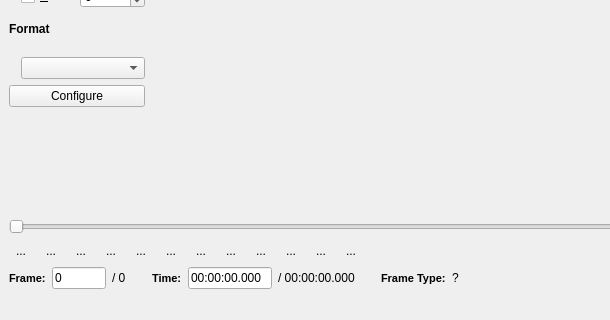
The window that branches/avidemux_2.6_branch_mean/avidemux/qt4/ADM_userInterfaces/ADM_gui/gui2.ui (BackupTheBerlios/avidemux-svn) describes before a commit, drawn with Qt 5; both pictures show x 0 to 610 and y 286 to 606 of the 838 by 606 pixel window.
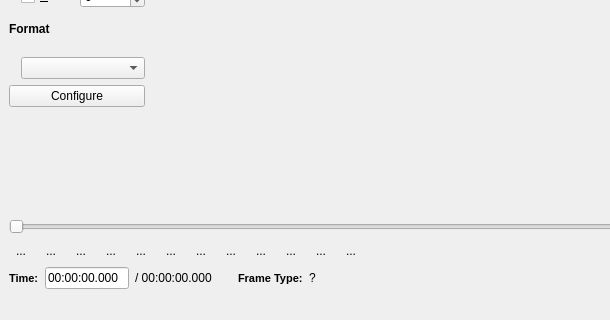
The same window after the commit. Icons and pictures are not drawn. Custom widgets are drawn as their Qt base class.

Commit message: [Qt4] Remove frame, only set time in QT4 ui

```diff
--- a/branches/avidemux_2.6_branch_mean/avidemux/qt4/ADM_userInterfaces/ADM_gui/gui2.ui
+++ b/branches/avidemux_2.6_branch_mean/avidemux/qt4/ADM_userInterfaces/ADM_gui/gui2.ui
@@ -840,14 +840,14 @@
            <number>0</number>
           </property>
           <item>
-           <widget class="QLabel" name="label" >
-            <property name="sizePolicy" >
-             <sizepolicy vsizetype="Preferred" hsizetype="Minimum" >
+           <widget class="QLabel" name="label_6">
+            <property name="sizePolicy">
+             <sizepolicy hsizetype="Minimum" vsizetype="Preferred">
               <horstretch>0</horstretch>
               <verstretch>0</verstretch>
              </sizepolicy>
             </property>
-            <property name="font" >
+            <property name="font">
              <font>
               <family>MS Shell Dlg 2</family>
               <pointsize>8</pointsize>
@@ -858,94 +858,7 @@
               <strikeout>false</strikeout>
              </font>
             </property>
-            <property name="text" >
-             <string>Frame:</string>
-            </property>
-           </widget>
-          </item>
-          <item>
-           <widget class="QLineEdit" name="lineEdit" >
-            <property name="sizePolicy" >
-             <sizepolicy vsizetype="Fixed" hsizetype="Fixed" >
-              <horstretch>0</horstretch>
-              <verstretch>0</verstretch>
-             </sizepolicy>
-            </property>
-            <property name="maximumSize" >
-             <size>
-              <width>54</width>
-              <height>16777215</height>
-             </size>
-            </property>
-            <property name="baseSize" >
-             <size>
-              <width>0</width>
-              <height>0</height>
-             </size>
-            </property>
-            <property name="text" >
-             <string>0</string>
-            </property>
-            <property name="maxLength" >
-             <number>8</number>
-            </property>
-            <property name="echoMode" >
-             <enum>QLineEdit::Normal</enum>
-            </property>
-            <property name="cursorPosition" >
-             <number>1</number>
-            </property>
-           </widget>
-          </item>
-          <item>
-           <widget class="QLabel" name="label_2" >
-            <property name="sizePolicy" >
-             <sizepolicy vsizetype="Preferred" hsizetype="Minimum" >
-              <horstretch>0</horstretch>
-              <verstretch>0</verstretch>
-             </sizepolicy>
-            </property>
-            <property name="text" >
-             <string>/ 0</string>
-            </property>
-           </widget>
-          </item>
-          <item>
-           <spacer>
-            <property name="orientation" >
-             <enum>Qt::Horizontal</enum>
-            </property>
-            <property name="sizeType" >
-             <enum>QSizePolicy::Fixed</enum>
-            </property>
-            <property name="sizeHint" stdset="0" >
-             <size>
-              <width>20</width>
-              <height>20</height>
-             </size>
-            </property>
-           </spacer>
-          </item>
-          <item>
-           <widget class="QLabel" name="label_6" >
-            <property name="sizePolicy" >
-             <sizepolicy vsizetype="Preferred" hsizetype="Minimum" >
-              <horstretch>0</horstretch>
-              <verstretch>0</verstretch>
-             </sizepolicy>
-            </property>
-            <property name="font" >
-             <font>
-              <family>MS Shell Dlg 2</family>
-              <pointsize>8</pointsize>
-              <weight>75</weight>
-              <italic>false</italic>
-              <bold>true</bold>
-              <underline>false</underline>
-              <strikeout>false</strikeout>
-             </font>
-            </property>
-            <property name="text" >
+            <property name="text">
              <string>Time:</string>
             </property>
            </widget>
@@ -990,10 +903,10 @@
             <property name="orientation" >
              <enum>Qt::Horizontal</enum>
             </property>
-            <property name="sizeType" >
+            <property name="sizeType">
              <enum>QSizePolicy::Fixed</enum>
             </property>
-            <property name="sizeHint" stdset="0" >
+            <property name="sizeHint" stdset="0">
              <size>
               <width>20</width>
               <height>20</height>
@@ -1037,7 +950,7 @@
             <property name="orientation" >
              <enum>Qt::Horizontal</enum>
             </property>
-            <property name="sizeHint" stdset="0" >
+            <property name="sizeHint" stdset="0">
              <size>
               <width>60</width>
               <height>20</height>
@@ -1051,13 +964,13 @@
       </item>
       <item>
        <spacer>
-        <property name="orientation" >
+        <property name="orientation">
          <enum>Qt::Horizontal</enum>
         </property>
-        <property name="sizeType" >
+        <property name="sizeType">
          <enum>QSizePolicy::Fixed</enum>
         </property>
-        <property name="sizeHint" stdset="0" >
+        <property name="sizeHint" stdset="0">
          <size>
           <width>14</width>
           <height>95</height>
@@ -1075,13 +988,13 @@
         </property>
         <item>
          <spacer>
-          <property name="orientation" >
+          <property name="orientation">
            <enum>Qt::Vertical</enum>
           </property>
-          <property name="sizeType" >
+          <property name="sizeType">
            <enum>QSizePolicy::Expanding</enum>
           </property>
-          <property name="sizeHint" stdset="0" >
+          <property name="sizeHint" stdset="0">
            <size>
             <width>0</width>
             <height>0</height>
@@ -1237,13 +1150,13 @@
       </item>
       <item>
        <spacer>
-        <property name="orientation" >
+        <property name="orientation">
          <enum>Qt::Horizontal</enum>
         </property>
-        <property name="sizeType" >
+        <property name="sizeType">
          <enum>QSizePolicy::Fixed</enum>
         </property>
-        <property name="sizeHint" stdset="0" >
+        <property name="sizeHint" stdset="0">
          <size>
           <width>14</width>
           <height>95</height>
@@ -1261,13 +1174,13 @@
         </property>
         <item>
          <spacer>
-          <property name="orientation" >
+          <property name="orientation">
            <enum>Qt::Vertical</enum>
           </property>
-          <property name="sizeType" >
+          <property name="sizeType">
            <enum>QSizePolicy::Expanding</enum>
           </property>
-          <property name="sizeHint" stdset="0" >
+          <property name="sizeHint" stdset="0">
            <size>
             <width>0</width>
             <height>0</height>
```
Left out of the diff: 1609 changed lines with no effect on the pictures. The commit also changes 2 other files.
